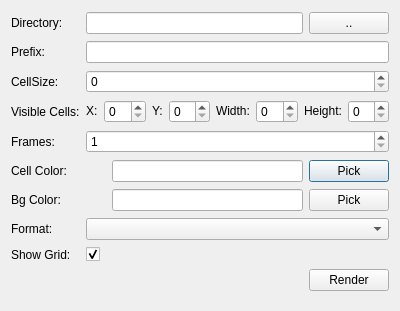
Old version of the form renderdialog.ui in the repository Deconimus/GameOfLifeDemo.
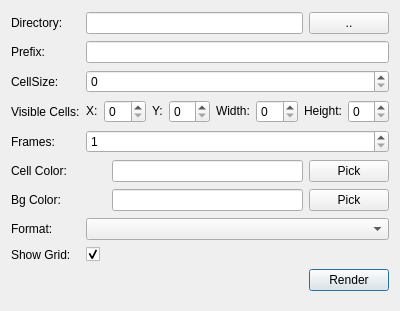
New version of the form.

What changed in the file:
```diff
--- a/renderdialog.ui
+++ b/renderdialog.ui
@@ -177,6 +177,9 @@
        <property name="text">
         <string>Render</string>
        </property>
+       <property name="default">
+        <bool>true</bool>
+       </property>
       </widget>
      </item>
     </layout>
```
